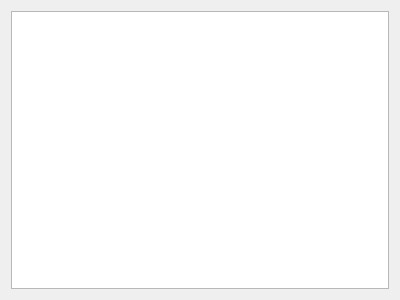
This is ESOBrowser/FilesystemBrowserWidget.ui in exyorha/ESOExplorer as Qt 5 draws it before an edit. The edited form follows.
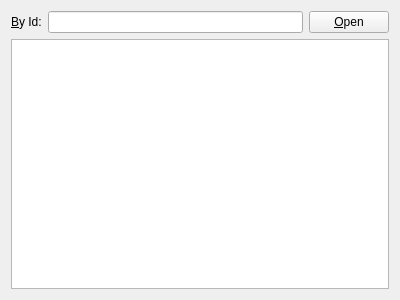
This is the edited form.

Diff of the .ui file:
```diff
--- a/ESOBrowser/FilesystemBrowserWidget.ui
+++ b/ESOBrowser/FilesystemBrowserWidget.ui
@@ -14,6 +14,33 @@
    <string>Filesystem Browser</string>
   </property>
   <layout class="QVBoxLayout" name="verticalLayout">
+   <item>
+    <layout class="QHBoxLayout" name="horizontalLayout">
+     <item>
+      <widget class="QLabel" name="byIdLabel">
+       <property name="text">
+        <string>&amp;By Id:</string>
+       </property>
+       <property name="buddy">
+        <cstring>byId</cstring>
+       </property>
+      </widget>
+     </item>
+     <item>
+      <widget class="QLineEdit" name="byId"/>
+     </item>
+     <item>
+      <widget class="QPushButton" name="byIdButton">
+       <property name="text">
+        <string>&amp;Open</string>
+       </property>
+       <property name="autoDefault">
+        <bool>true</bool>
+       </property>
+      </widget>
+     </item>
+    </layout>
+   </item>
    <item>
     <widget class="QTreeView" name="tree">
      <attribute name="headerVisible">
```
Left out of the diff: 5 changed lines with no effect on the pictures.
